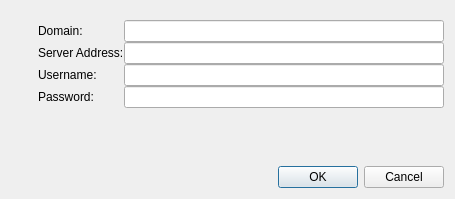
Qt form branches/ahenk/2.0/bahadir.kandemir/ahenk/lider/lider/connection.ui (pars-linux/uludag) before a commit.
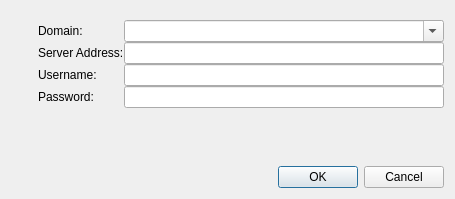
The same form after that commit. Icons and pictures are not drawn.

Commit message: Merged Çağlar's changes to connection dialgo

What changed in the file:
```diff
--- a/branches/ahenk/2.0/bahadir.kandemir/ahenk/lider/lider/connection.ui
+++ b/branches/ahenk/2.0/bahadir.kandemir/ahenk/lider/lider/connection.ui
@@ -29,7 +29,11 @@
    <item row="0" column="1">
     <layout class="QGridLayout" name="gridLayout">
      <item row="0" column="1">
-      <widget class="QLineEdit" name="editDomain"/>
+      <widget class="QComboBox" name="comboDomain">
+       <property name="editable">
+        <bool>true</bool>
+       </property>
+      </widget>
      </item>
      <item row="1" column="0">
       <widget class="QLabel" name="label_2">
```
The commit also changes 4 other files.
